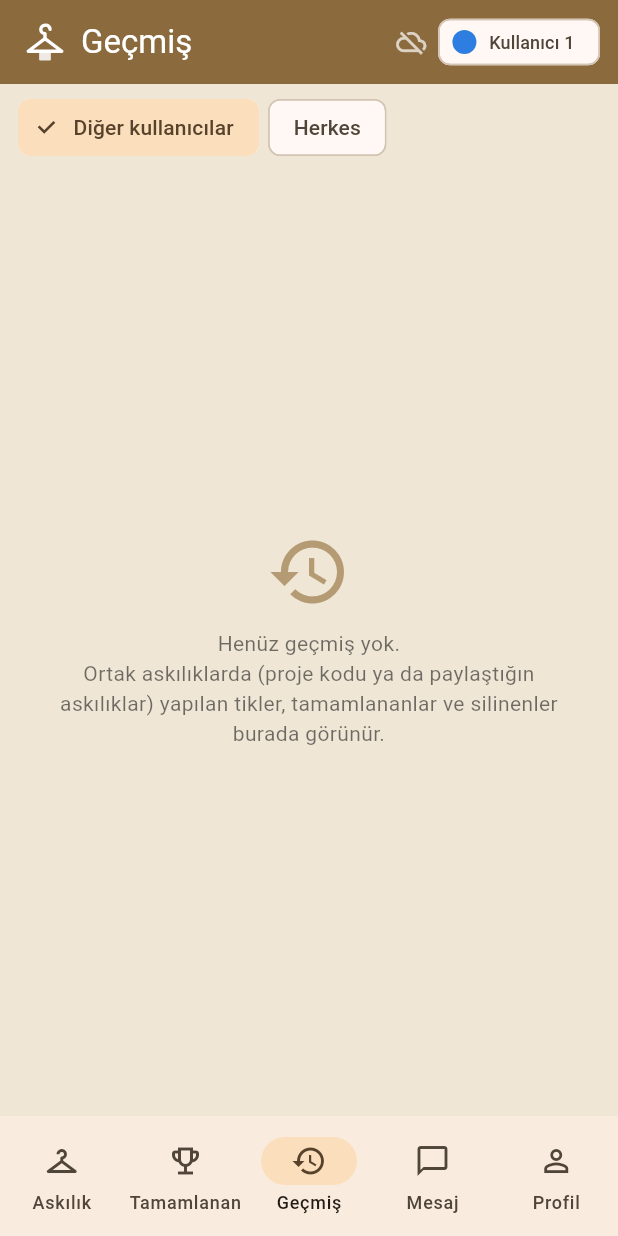
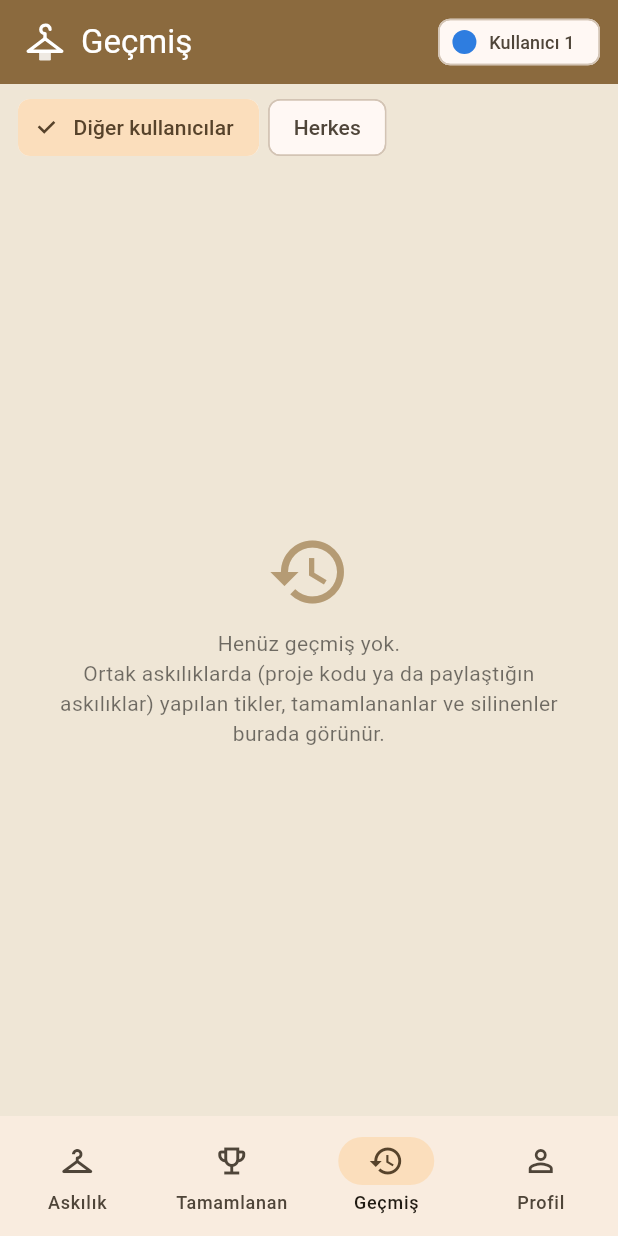
Before and after one commit to emolibor/shake-rack, a Flutter app: the screen it shows after launch, item 3 of the bottom bar chosen, on a phone screen of 412 x 824 dp. Run offline on Flutter 3.47's test engine with Material 3 defaults, Android fonts, the phone set to English and light mode, and no system bars; our stand-ins replace cloud_firestore, confetti, firebase_core, open_filex, package_info_plus, pdf and 2 more; accounts and stored records are empty; network calls fail.

Commit message:
Yeni kullanıcıda Projeler yok + Projeler'i diğer askılıklar gibi paylaş
- İlk kurulumda Projeler gizli (sıradan kullanıcı); eski kullanıcılarda
  olduğu gibi kalır. "Ekip projeleri" ve Mesaj sekmesi sadece Projeler
  kullananlarda
- Profil'deki ekip kodu kutusu kaldırıldı; Projeler'e uzun bas → paylaş
  (düzenleyebilir / sadece inceler / kopyalayabilsin, kod ya da arkadaşa
  doğrudan davet)
- Kodla katıl Projeler paylaşımını tanır; mevcut Projeler'in yerini
  alacaksa uyarır; alıcı ayrılınca telefonundan temizlenir
- Eski "fourmis-proje" bağlantısı çalışmaya devam eder
- Sahiplik kilidi çevrimdışıyken de geçerli

Co-Authored-By: Claude Opus 5.5 <noreply@anthropic.com>
Claude-Session: https://claude.ai/code/session_01My28p77PRWXracJJqBh8R2

```diff
--- a/lib/main.dart
+++ b/lib/main.dart
@@ -52,7 +52,6 @@ class _Home extends StatefulWidget {
 class _HomeState extends State<_Home> {
   final store = RackStore();
   bool _loaded = false;
-  int _tab = 0;
 
   @override
   void initState() {
@@ -71,6 +70,9 @@ class _HomeState extends State<_Home> {
     await showUpdateDialog(context, info);
   }
 
+  /// Seçili sekme (anahtar ile: Mesaj sekmesi gizlenince kayma olmasın).
+  String _tabKey = 'rack';
+
   @override
   Widget build(BuildContext context) {
     if (!_loaded) {
@@ -78,14 +80,47 @@ class _HomeState extends State<_Home> {
         body: Center(child: HangerLogo(size: 96, color: Color(0xFF8B6A3E))),
       );
     }
-    final pages = [
-      RacksPage(store: store),
-      CompletedScreen(store: store),
-      HistoryScreen(store: store),
-      ChatScreen(store: store),
-      TeamScreen(store: store),
+    return AnimatedBuilder(
+      animation: store,
+      builder: (context, _) => _scaffold(context),
+    );
+  }
+
+  Widget _scaffold(BuildContext context) {
+    final doneCount = store.boards.fold<int>(0, (s, b) => s + b.completed.length);
+    // (anahtar, başlık, sayfa, alt menü öğesi)
+    final tabs = <(String, String, Widget, NavigationDestination)>[
+      ('rack', 'Shake Rack', RacksPage(key: const ValueKey('rack'), store: store),
+          const NavigationDestination(icon: Icon(Icons.checkroom), label: 'Askılık')),
+      ('done', 'Tamamlananlar',
+          CompletedScreen(key: const ValueKey('done'), store: store),
+          NavigationDestination(
+            icon: Badge(
+              isLabelVisible: doneCount > 0,
+              label: Text('$doneCount'),
+              child: const Icon(Icons.emoji_events_outlined),
+            ),
+            label: 'Tamamlanan',
+          )),
+      ('history', 'Geçmiş', HistoryScreen(key: const ValueKey('history'), store: store),
+          NavigationDestination(
+            icon: Badge(
+              isLabelVisible: _tabKey != 'history' && store.unseenActivities > 0,
+              label: Text('${store.unseenActivities}'),
+              child: const Icon(Icons.history),
+            ),
+            label: 'Geçmiş',
+          )),
+      // proje sohbeti sadece Projeler askılığı varken
+      if (!store.projectsHidden)
+        ('chat', 'Mesaj', ChatScreen(key: const ValueKey('chat'), store: store),
+            const NavigationDestination(
+                icon: Icon(Icons.chat_bubble_outline), label: 'Mesaj')),
+      ('profile', 'Profil', TeamScreen(key: const ValueKey('profile'), store: store),
+          const NavigationDestination(icon: Icon(Icons.person_outline), label: 'Profil')),
     ];
-    const titles = ['Askılık', 'Tamamlananlar', 'Geçmiş', 'Mesaj', 'Profil'];
+    var index = tabs.indexWhere((e) => e.$1 == _tabKey);
+    if (index < 0) index = 0;
 
     return Scaffold(
       appBar: AppBar(
@@ -96,25 +131,18 @@ class _HomeState extends State<_Home> {
             const HangerLogo(size: 28),
             const SizedBox(width: 10),
             Flexible(
-              child: Text(_tab == 0 ? 'Shake Rack' : titles[_tab],
-                  overflow: TextOverflow.ellipsis),
+              child: Text(tabs[index].$2, overflow: TextOverflow.ellipsis),
             ),
           ],
         ),
         actions: [
-          AnimatedBuilder(
-            animation: store,
-            builder: (_, __) => Row(
-              mainAxisSize: MainAxisSize.min,
-              children: [
+          if (store.syncing)
             Tooltip(
-                  message: store.syncStatus,
+              message: '${store.projects.name}: ${store.syncStatus}',
               child: Icon(
-                    store.syncing
-                        ? (store.syncStatus == 'Eşitlendi'
+                store.syncStatus == 'Eşitlendi'
                     ? Icons.cloud_done_outlined
-                            : Icons.cloud_sync_outlined)
-                        : Icons.cloud_off_outlined,
+                    : Icons.cloud_sync_outlined,
                 size: 20,
                 color: Colors.white70,
               ),
@@ -134,43 +162,15 @@ class _HomeState extends State<_Home> {
           ),
         ],
       ),
-          ),
-        ],
-      ),
-      body: IndexedStack(index: _tab, children: pages),
+      body: IndexedStack(index: index, children: [for (final e in tabs) e.$3]),
       bottomNavigationBar: NavigationBar(
-        selectedIndex: _tab,
+        selectedIndex: index,
         onDestinationSelected: (i) {
-          if (_tab == 2 || i == 2) store.markHistorySeen();
-          setState(() => _tab = i);
+          final key = tabs[i].$1;
+          if (_tabKey == 'history' || key == 'history') store.markHistorySeen();
+          setState(() => _tabKey = key);
         },
-        destinations: [
-          const NavigationDestination(icon: Icon(Icons.checkroom), label: 'Askılık'),
-          NavigationDestination(
-            icon: AnimatedBuilder(
-              animation: store,
-              builder: (_, __) => Badge(
-                isLabelVisible: store.completed.isNotEmpty,
-                label: Text('${store.completed.length}'),
-                child: const Icon(Icons.emoji_events_outlined),
-              ),
-            ),
-            label: 'Tamamlanan',
-          ),
-          NavigationDestination(
-            icon: AnimatedBuilder(
-              animation: store,
-              builder: (_, __) => Badge(
-                isLabelVisible: _tab != 2 && store.unseenActivities > 0,
-                label: Text('${store.unseenActivities}'),
-                child: const Icon(Icons.history),
-              ),
-            ),
-            label: 'Geçmiş',
-          ),
-          const NavigationDestination(icon: Icon(Icons.chat_bubble_outline), label: 'Mesaj'),
-          const NavigationDestination(icon: Icon(Icons.person_outline), label: 'Profil'),
-        ],
+        destinations: [for (final e in tabs) e.$4],
       ),
     );
   }
--- a/lib/screens/card_edit_screen.dart
+++ b/lib/screens/card_edit_screen.dart
@@ -104,7 +104,7 @@ class _CardEditScreenState extends State<CardEditScreen> {
         content: Text((board.isNotes
                 ? 'Bu not ipten alınacak.'
                 : '${widget.card!.name} ipten alınacak.') +
-            ((board.isShared || (board.isProjects && widget.store.syncing))
+            ((board.isShared || (board.isProjects && widget.store.rackCode.isNotEmpty))
                 ? '\n\nAskılık sahibi Geçmiş sekmesinden geri yükleyebilir.'
                 : '')),
         actions: [
--- a/lib/screens/rack_screen.dart
+++ b/lib/screens/rack_screen.dart
@@ -159,7 +159,7 @@ class _RackScreenState extends State<RackScreen> {
             final cards = board.active;
             return Column(
               children: [
-                if (!board.isProjects) _StatusBand(board: board, store: store),
+                if (!board.isProjects || board.isShared) _StatusBand(board: board, store: store),
                 const SizedBox(height: 8),
                 SizedBox(
                   height: 28,
```
Also changed, not shown: lib/screens/board_edit_screen.dart (+8 -6 lines), lib/screens/share_sheets.dart (+23 -3 lines), lib/screens/team_screen.dart (+1 -102 lines), lib/services/board.dart (+8 -5 lines), lib/services/store.dart (+234 -18 lines), 1 other file. Lines whose indentation alone changed are shown as unchanged.
